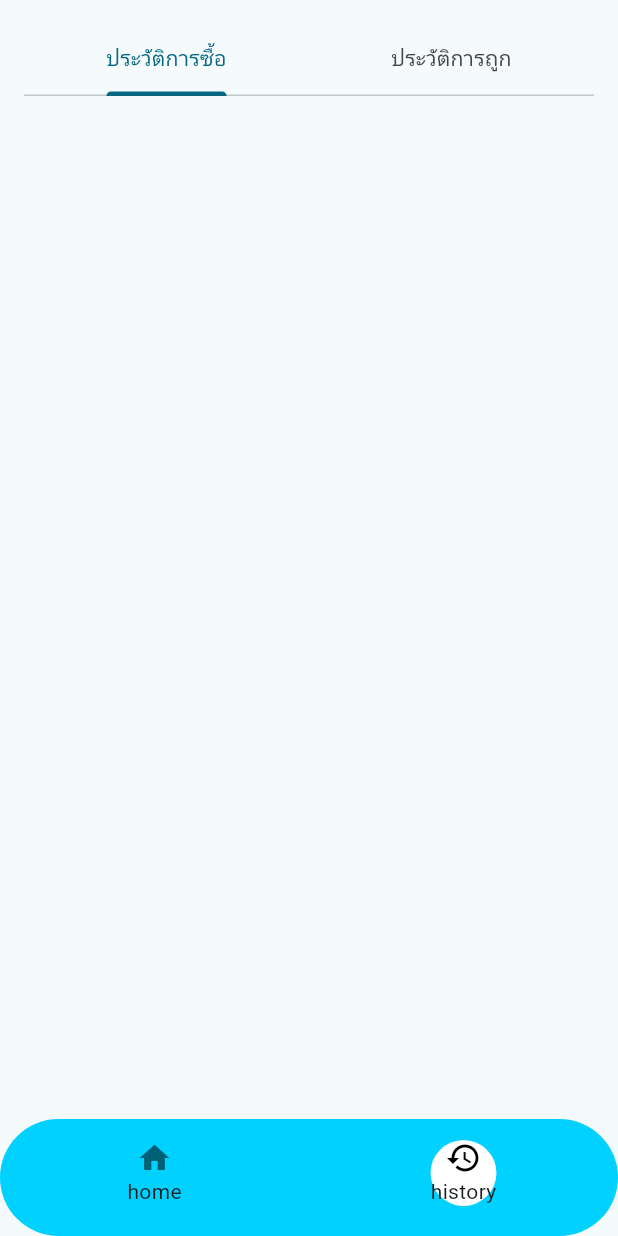
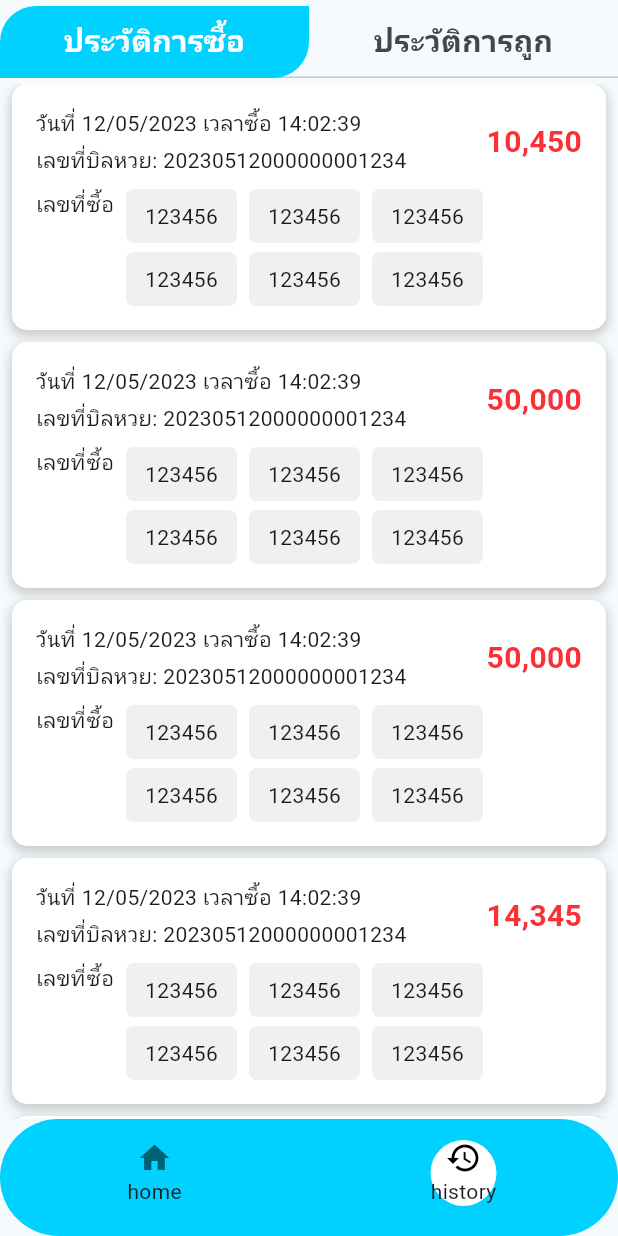
Before and after one commit to Soknath-MIL/ck-app, a Flutter app: the MainPage screen opened by its route, item 2 of the bottom bar chosen, on a phone screen of 412 x 824 dp. Run offline on Flutter 3.47's test engine with Material 2 defaults, Android fonts, the light colour scheme and no system bars; our stand-ins replace appwrite, carousel_slider, firebase_auth, firebase_core, get, intl_phone_number_input and 1 more; accounts and stored records are empty; network calls fail.

Commit message:
update history page

```diff
--- a/lib/res/color.dart
+++ b/lib/res/color.dart
@@ -4,4 +4,5 @@ class AppColors {
   static const Color gray = Color.fromRGBO(236, 233, 233, 1);
 
   static const Color primary = Color.fromRGBO(0, 209, 255, 1);
+  static const Color gray2 = Color.fromRGBO(240, 240, 240, 1);
 }
--- a/lib/view/history.dart
+++ b/lib/view/history.dart
@@ -1,5 +1,7 @@
 import 'package:flutter/foundation.dart';
 import 'package:flutter/material.dart';
+import 'package:lottery/res/color.dart';
+import 'package:lottery/view/history_buy.dart';
 
 class HistoryPage extends StatefulWidget {
   const HistoryPage({super.key});
@@ -11,22 +13,49 @@ class HistoryPage extends StatefulWidget {
 class _HistoryPageState extends State<HistoryPage> {
   @override
   Widget build(BuildContext context) {
-    return const SafeArea(
-      child: Padding(
-          padding: EdgeInsets.all(16.0),
-          child: DefaultTabController(
+    return DefaultTabController(
       length: 2,
-            child: TabBar(
+      child: Scaffold(
+        appBar: AppBar(
+          automaticallyImplyLeading: false,
+          titleSpacing: 0,
+          title: TabBar(
+            // unselectedLabelColor: Colors.black,
+            labelColor: Colors.white,
+            labelStyle: TextStyle(
+              fontSize: 20,
+              fontWeight: FontWeight.bold,
+            ),
+            indicatorSize: TabBarIndicatorSize.tab,
+            indicator: BoxDecoration(
+              color: AppColors.primary,
+              borderRadius: BorderRadius.only(
+                topLeft: Radius.circular(24),
+                bottomRight: Radius.circular(24),
+              ),
+            ),
             tabs: [
               Tab(
-                  child: Text('ประวัติการซื้อ'),
+                child: Text(
+                  'ประวัติการซื้อ',
+                ),
               ),
               Tab(
                 child: Text('ประวัติการถูก'),
               )
             ],
           ),
-          )),
+        ),
+        body: TabBarView(
+          children: [
+            HistoryBuy(),
+            Container(
+              height: MediaQuery.of(context).size.height,
+              child: Text('2'),
+            ),
+          ],
+        ),
+      ),
     );
   }
 }
--- /dev/null
+++ b/lib/view/history_buy.dart
@@ -0,0 +1,114 @@
+import 'package:flutter/foundation.dart';
+import 'package:flutter/material.dart';
+import 'package:lottery/res/color.dart';
+
+class HistoryBuy extends StatefulWidget {
+  const HistoryBuy({super.key});
+
+  @override
+  State<HistoryBuy> createState() => _HistoryBuyState();
+}
+
+class _HistoryBuyState extends State<HistoryBuy> {
+  final list = ['10,450', '50,000', '50,000', '14,345', '1,000'];
+  @override
+  Widget build(BuildContext context) {
+    return Container(
+      height: MediaQuery.of(context).size.height,
+      child: Column(
+        children: [
+          Expanded(
+            child: ListView.separated(
+              itemBuilder: (context, index) {
+                return Container(
+                  margin: EdgeInsets.symmetric(horizontal: 8),
+                  padding: EdgeInsets.all(16),
+                  width: MediaQuery.of(context).size.width,
+                  decoration: BoxDecoration(
+                    color: Colors.white,
+                    borderRadius: BorderRadius.all(
+                      Radius.circular(10),
+                    ),
+                    boxShadow: [
+                      BoxShadow(
+                        color: Colors.grey.withOpacity(0.5),
+                        spreadRadius: 1,
+                        blurRadius: 5,
+                        offset: Offset(0, 3),
+                      )
+                    ],
+                  ),
+                  child: Column(
+                    children: [
+                      Row(
+                        mainAxisAlignment: MainAxisAlignment.spaceBetween,
+                        children: [
+                          Column(
+                            crossAxisAlignment: CrossAxisAlignment.start,
+                            children: [
+                              Text('วันที่ 12/05/2023 เวลาซื้อ 14:02:39'),
+                              SizedBox(
+                                height: 4,
+                              ),
+                              Text('เลขที่บิลหวย: 20230512000000001234'),
+                            ],
+                          ),
+                          Text(
+                            '${list[index]}',
+                            style: TextStyle(
+                              fontSize: 20,
+                              fontWeight: FontWeight.bold,
+                              color: Color.fromRGBO(249, 49, 55, 1),
+                            ),
+                          ),
+                        ],
+                      ),
+                      SizedBox(
+                        height: 8,
+                      ),
+                      Row(
+                        crossAxisAlignment: CrossAxisAlignment.start,
+                        children: [
+                          Text('เลขที่ซื้อ'),
+                          SizedBox(
+                            width: 8,
+                          ),
+                          Expanded(
+                            child: Wrap(
+                              spacing: 8.0,
+                              runSpacing: 6.0,
+                              children: ['1', '2', '4', '5', '6', '7'].map((e) {
+                                return Container(
+                                  padding: EdgeInsets.symmetric(vertical: 8),
+                                  alignment: Alignment.center,
+                                  width: 74,
+                                  child: Text(
+                                    '123456',
+                                    style: TextStyle(fontSize: 14),
+                                  ),
+                                  decoration: BoxDecoration(
+                                    color: AppColors.gray2,
+                                    borderRadius:
+                                        BorderRadius.all(Radius.circular(5)),
+                                  ),
+                                );
+                              }).toList(),
+                            ),
+                          ),
+                        ],
+                      )
+                    ],
+                  ),
+                );
+              },
+              separatorBuilder: (context, index) => SizedBox(
+                height: 8,
+              ),
+              itemCount: list.length,
+            ),
+          )
+        ],
+      ),
+    );
+  }
+}
--- a/lib/view/login.dart
+++ b/lib/view/login.dart
@@ -232,10 +232,11 @@ class _LoginViewState extends State<LoginView> {
                       onPressed: () {
                         // Get.toNamed(RouteName.home_view);
                         // AppwriteService().createUser();
-                        if (_formKey.currentState!.validate()) {
-                          print('click: login 167');
-                          _loginViewModel.loginWithPhoneAndPassword();
-                        }
+                        // TODO: uncomment on production
+                        // if (_formKey.currentState!.validate()) {
+                        print('click: login 167');
+                        _loginViewModel.loginWithPhoneAndPassword();
+                        // }
                       },
                       child: Text(
                         'ເຂົ້າສູ່ລະບົບ',
```
Lines whose indentation alone changed are shown as unchanged.
